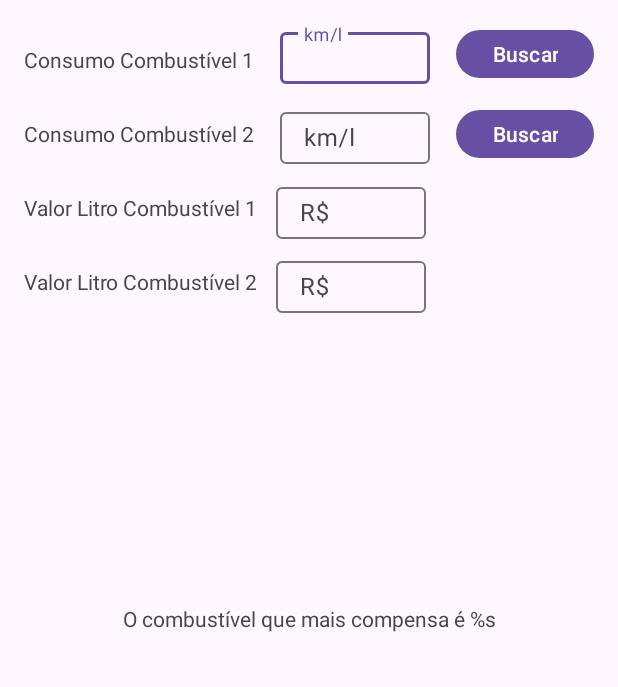
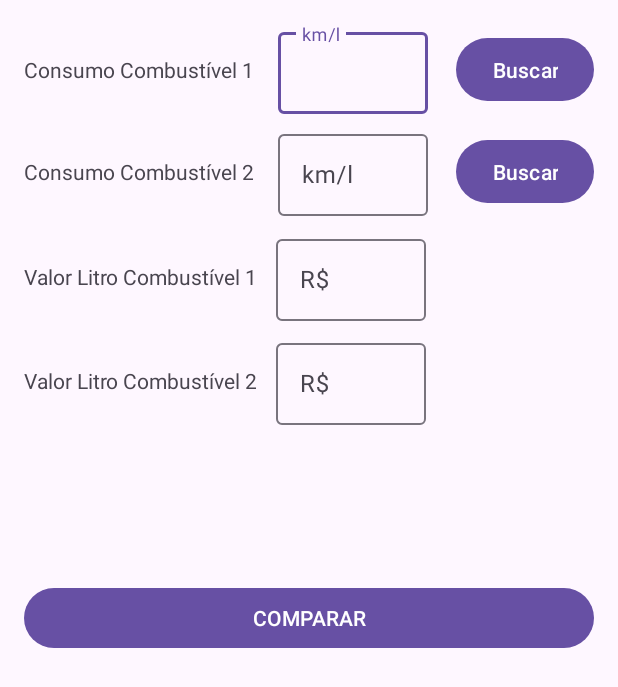
Before and after one commit to renansaccon/EconoFuel, an Android app: the layout activity_main.xml on its own in the app's theme, with its tools: preview values and no code run, on a phone screen of 412 x 824 dp. Shown: the top 687 px of the screen. Run offline under Robolectric (Android 15) with nearby library versions, the phone set to English and light mode, and no system bars.

Commit message:
Inserting fields

```diff
--- a/app/src/main/AndroidManifest.xml
+++ b/app/src/main/AndroidManifest.xml
@@ -13,6 +13,9 @@
         android:theme="@style/Theme.EconoFuel"
         tools:targetApi="31">
         <activity
+            android:name=".BuscaActivity"
+            android:exported="false" />
+        <activity
             android:name=".MainActivity"
             android:exported="true">
             <intent-filter>
--- a/app/src/main/res/layout/activity_main.xml
+++ b/app/src/main/res/layout/activity_main.xml
@@ -12,107 +12,108 @@
         android:layout_width="wrap_content"
         android:layout_height="wrap_content"
         android:layout_marginStart="16dp"
-        android:layout_marginTop="30dp"
         android:text="@string/consumo_combust_vel_1"
+        app:layout_constraintBottom_toBottomOf="@+id/etComb1"
         app:layout_constraintStart_toStartOf="parent"
-        app:layout_constraintTop_toTopOf="parent" />
+        app:layout_constraintTop_toTopOf="@+id/etComb1" />
 
     <TextView
         android:id="@+id/tvComb2"
         android:layout_width="wrap_content"
         android:layout_height="wrap_content"
-        android:layout_marginStart="16dp"
-        android:layout_marginTop="30dp"
         android:text="@string/consumo_combust_vel_2"
-        app:layout_constraintStart_toStartOf="parent"
-        app:layout_constraintTop_toBottomOf="@+id/tvComb1" />
+        app:layout_constraintBottom_toBottomOf="@+id/etComb2"
+        app:layout_constraintStart_toStartOf="@+id/tvComb1"
+        app:layout_constraintTop_toTopOf="@+id/etComb2" />
 
     <TextView
         android:id="@+id/tvValorComb1"
         android:layout_width="wrap_content"
         android:layout_height="wrap_content"
-        android:layout_marginStart="16dp"
-        android:layout_marginTop="30dp"
         android:text="@string/valor_litro_combust_vel_1"
-        app:layout_constraintStart_toStartOf="parent"
-        app:layout_constraintTop_toBottomOf="@+id/tvComb2" />
+        app:layout_constraintBottom_toBottomOf="@+id/etValor1"
+        app:layout_constraintStart_toStartOf="@+id/tvComb2"
+        app:layout_constraintTop_toTopOf="@+id/etValor1" />
 
     <TextView
         android:id="@+id/tvValorComb2"
         android:layout_width="wrap_content"
         android:layout_height="wrap_content"
-        android:layout_marginStart="16dp"
-        android:layout_marginTop="30dp"
         android:text="@string/valor_litro_combust_vel_2"
-        app:layout_constraintStart_toStartOf="parent"
-        app:layout_constraintTop_toBottomOf="@+id/tvValorComb1" />
+        app:layout_constraintBottom_toBottomOf="@+id/etValor2"
+        app:layout_constraintStart_toStartOf="@+id/tvValorComb1"
+        app:layout_constraintTop_toTopOf="@+id/etValor2" />
 
     <TextView
         android:id="@+id/tvResultado"
         android:layout_width="wrap_content"
         android:layout_height="wrap_content"
-        android:text="@string/o_combust_vel_que_mais_compensa_s"
-        app:layout_constraintBottom_toBottomOf="parent"
+        android:layout_marginBottom="16dp"
+        app:layout_constraintBottom_toTopOf="@+id/btComparar"
         app:layout_constraintEnd_toEndOf="parent"
-        app:layout_constraintStart_toStartOf="parent"
-        app:layout_constraintTop_toTopOf="parent" />
+        app:layout_constraintStart_toStartOf="parent" />
 
     <Button
-        android:id="@+id/btBusca1"
+        android:id="@+id/btBuscar1"
         android:layout_width="wrap_content"
-        android:layout_height="40dp"
-        android:layout_marginTop="16dp"
+        android:layout_height="50dp"
         android:layout_marginEnd="16dp"
         android:text="@string/buscar"
+        app:layout_constraintBottom_toBottomOf="@+id/etComb1"
         app:layout_constraintEnd_toEndOf="parent"
-        app:layout_constraintTop_toTopOf="parent" />
+        app:layout_constraintTop_toTopOf="@+id/etComb1"
+        tools:ignore="DuplicateSpeakableTextCheck" />
 
     <Button
         android:id="@+id/btBuscar2"
         android:layout_width="wrap_content"
-        android:layout_height="40dp"
-        android:layout_marginTop="13dp"
+        android:layout_height="50dp"
         android:layout_marginEnd="16dp"
         android:text="@string/buscar"
+        app:layout_constraintBottom_toBottomOf="@+id/etComb2"
         app:layout_constraintEnd_toEndOf="parent"
-        app:layout_constraintTop_toBottomOf="@+id/btBusca1" />
+        app:layout_constraintTop_toTopOf="@+id/etComb2" />
 
     <com.google.android.material.textfield.TextInputLayout
         android:id="@+id/etComb1"
         android:layout_width="100dp"
-        android:layout_height="40dp"
+        android:layout_height="60dp"
+        android:layout_marginStart="16dp"
         android:layout_marginTop="16dp"
         android:hint="@string/km_l"
-        app:layout_constraintEnd_toStartOf="@+id/btBusca1"
         app:layout_constraintStart_toEndOf="@+id/tvComb1"
         app:layout_constraintTop_toTopOf="parent">
 
         <com.google.android.material.textfield.TextInputEditText
             android:id="@+id/Comb1"
             android:layout_width="match_parent"
-            android:layout_height="wrap_content" />
+            android:layout_height="wrap_content"
+            android:inputType="numberDecimal"
+            android:textColorHint="#546E7A"
+            tools:ignore="DuplicateSpeakableTextCheck" />
     </com.google.android.material.textfield.TextInputLayout>
 
     <com.google.android.material.textfield.TextInputLayout
         android:id="@+id/etComb2"
         android:layout_width="100dp"
-        android:layout_height="40dp"
-        android:layout_marginTop="13dp"
+        android:layout_height="60dp"
+        android:layout_marginTop="8dp"
         android:hint="@string/km_l"
-        app:layout_constraintEnd_toStartOf="@+id/btBuscar2"
-        app:layout_constraintStart_toEndOf="@+id/tvComb2"
+        app:layout_constraintStart_toStartOf="@+id/etComb1"
         app:layout_constraintTop_toBottomOf="@+id/etComb1">
 
         <com.google.android.material.textfield.TextInputEditText
             android:id="@+id/Comb2"
             android:layout_width="match_parent"
-            android:layout_height="wrap_content" />
+            android:layout_height="wrap_content"
+            android:inputType="numberDecimal"
+            android:textColorHint="#546E7A" />
     </com.google.android.material.textfield.TextInputLayout>
 
     <com.google.android.material.textfield.TextInputLayout
         android:id="@+id/etValor1"
         android:layout_width="100dp"
-        android:layout_height="40dp"
+        android:layout_height="60dp"
         android:layout_marginStart="12dp"
         android:layout_marginTop="10dp"
         android:hint="@string/r"
@@ -122,13 +123,16 @@
         <com.google.android.material.textfield.TextInputEditText
             android:id="@+id/Valor1"
             android:layout_width="match_parent"
-            android:layout_height="wrap_content" />
+            android:layout_height="wrap_content"
+            android:inputType="numberDecimal"
+            android:textColorHint="#546E7A"
+            tools:ignore="DuplicateSpeakableTextCheck" />
     </com.google.android.material.textfield.TextInputLayout>
 
     <com.google.android.material.textfield.TextInputLayout
-        android:id="@+id/Valor2"
+        android:id="@+id/etValor2"
         android:layout_width="100dp"
-        android:layout_height="40dp"
+        android:layout_height="60dp"
         android:layout_marginStart="12dp"
         android:layout_marginTop="9dp"
         android:hint="@string/r"
@@ -136,9 +140,23 @@
         app:layout_constraintTop_toBottomOf="@+id/etValor1">
 
         <com.google.android.material.textfield.TextInputEditText
-            android:id="@+id/etValor2"
+            android:id="@+id/Valor2"
             android:layout_width="match_parent"
-            android:layout_height="wrap_content" />
+            android:layout_height="wrap_content"
+            android:inputType="numberDecimal"
+            android:textColorHint="#546E7A" />
     </com.google.android.material.textfield.TextInputLayout>
 
+    <Button
+        android:id="@+id/btComparar"
+        android:layout_width="match_parent"
+        android:layout_height="wrap_content"
+        android:layout_marginStart="16dp"
+        android:layout_marginEnd="16dp"
+        android:text="@string/comparar"
+        app:layout_constraintBottom_toBottomOf="parent"
+        app:layout_constraintEnd_toEndOf="parent"
+        app:layout_constraintStart_toStartOf="parent"
+        app:layout_constraintTop_toTopOf="parent" />
+
 </androidx.constraintlayout.widget.ConstraintLayout>
--- a/app/src/main/res/values/strings.xml
+++ b/app/src/main/res/values/strings.xml
@@ -7,5 +7,10 @@
     <string name="consumo_combust_vel_2">Consumo Combustível 2</string>
     <string name="valor_litro_combust_vel_1">Valor Litro Combustível 1</string>
     <string name="valor_litro_combust_vel_2">Valor Litro Combustível 2</string>
-    <string name="o_combust_vel_que_mais_compensa_s">O combustível que mais compensa é %s</string>
+    <string name="resultado"></string>
+    <string name="comparar">COMPARAR</string>
+    <string name="economia1">Sua economia será maior utilizando o combustível 1</string>
+    <string name="economia2">Sua economia será maior utilizando o combustível 2</string>
+    <string name="consumo_de_combust_veis">CONSUMO DE COMBUSTÍVEIS</string>
+    <string name="insira_um_valor">Insira um valor</string>
 </resources>
```
Also changed, not shown: app/src/main/java/saccon/renan/br/econofuel/BuscaActivity.kt (added, +27 -0 lines), app/src/main/java/saccon/renan/br/econofuel/MainActivity.kt (+82 -0 lines), app/src/main/res/layout/activity_busca.xml (added, +27 -0 lines), app/src/main/res/values/elements.xml (added, +9 -0 lines).
